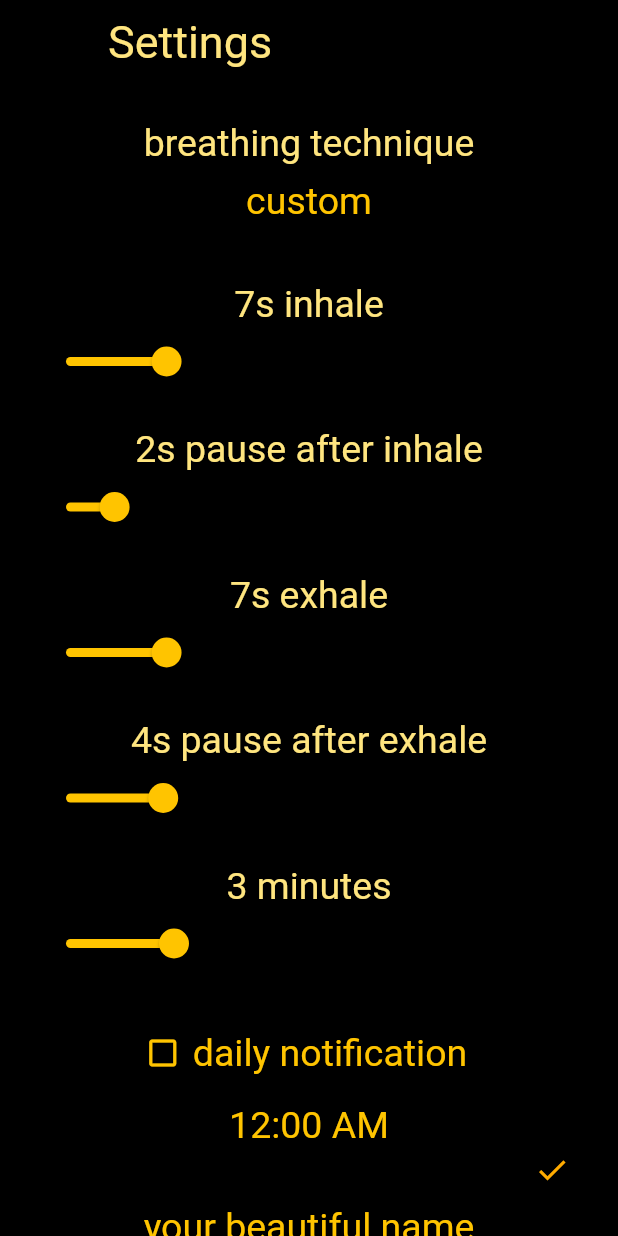
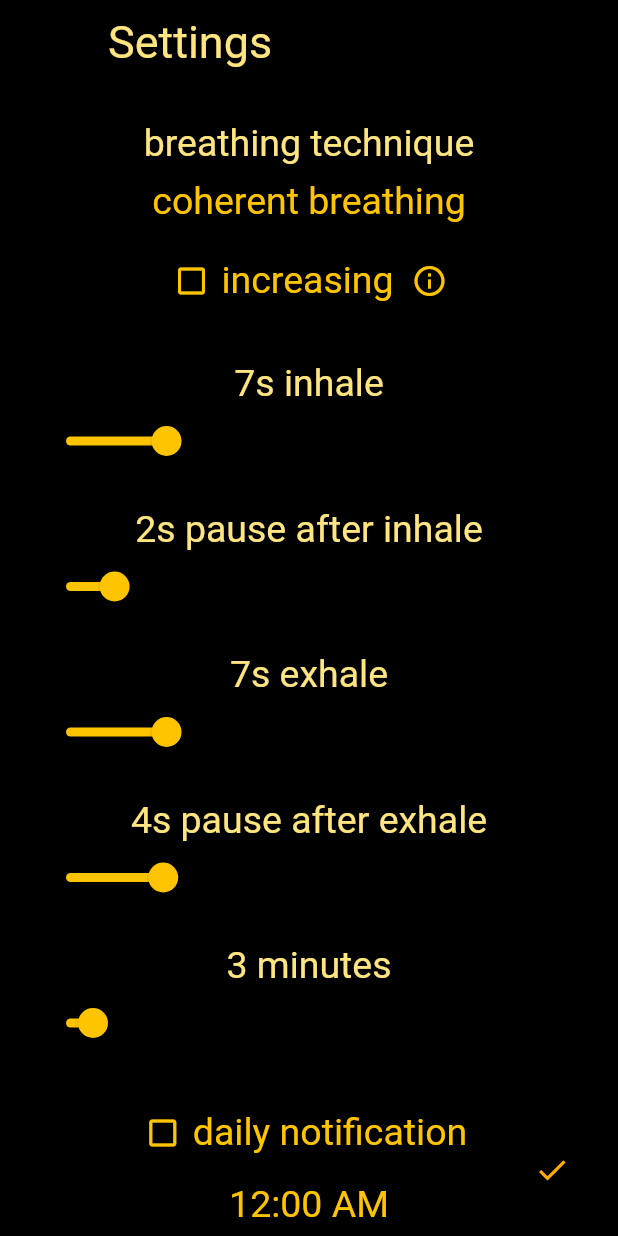
Before and after one commit to geekmiester/breathe, a Flutter app: the screen it shows after launch, after a tap on the "keyboard control" icon, on a phone screen of 412 x 824 dp. Run offline on Flutter 3.47's test engine with Material 2 defaults, Android fonts, the phone set to English and light mode, and no system bars; our stand-ins replace audioplayers, flushbar, flutter_local_notifications, shared_preferences.

Commit message:
add increasing breathe intervals ...
change default breathing interval
change selectable breathing time to 2-20 mins

```diff
--- a/lib/functions.dart
+++ b/lib/functions.dart
@@ -26,7 +26,8 @@ Future<void> load() async {
   inhaleSound = (settings.getString('inhaleSound') ?? 'inhale.mp3');
   inhaleSound = (settings.getString('exhaleSound') ?? 'exhale.mp3');
   circleImage = (settings.getString('circleImage') ?? 'assets/circle.jpg');
-  breathingTechnique = (settings.getInt('breathingTechnique') ?? 0);
+  breathingTechnique = (settings.getInt('breathingTechnique') ?? 3);
+  increasing = (settings.getBool('increasing') ?? false);
   notificationEnabled = (settings.getBool('notificationEnabled') ?? false);
   time = DateTime(0, 0, 0, (settings.getInt('notificationHour') ?? 0),
       (settings.getInt('notificationMinute') ?? 0));
@@ -34,6 +35,8 @@ Future<void> load() async {
   techniques[0]['exhaleTime'] = customExhaleTime;
   techniques[0]['inhalePause'] = customInhalePause;
   techniques[0]['exhalePause'] = customExhalePause;
+  if (duration == 1) duration = 2;
+  // for people updated from recent versions where duration = 1 was possible
 }
 
 Future<void> save() async {
@@ -56,6 +59,7 @@ Future<void> save() async {
   await settings.setString('exhaleSound', exhaleSound);
   await settings.setString('cirlceImage', circleImage);
   await settings.setInt('breathingTechnique', breathingTechnique);
+  await settings.setBool('increasing', increasing);
   await settings.setBool('notificationEnabled', notificationEnabled);
   await settings.setInt('notificationHour', time.hour);
   await settings.setInt('notificationMinute', time.minute);
--- a/lib/settings.dart
+++ b/lib/settings.dart
@@ -31,7 +31,12 @@ class SettingsState extends StatefulWidget {
 class _Settings extends State<SettingsState> {
   Color notificationButtonColor = secondaryColor;
 
+  Color increasingButtonColor = secondaryColor;
+
   Icon notificationButtonIcon =
+      Icon(Icons.check_box_outline_blank, color: secondaryColor);
+
+  Icon increasingButtonIcon =
       Icon(Icons.check_box_outline_blank, color: secondaryColor);
 
   void updateTime(TimeOfDay input) {
@@ -43,6 +48,7 @@ class _Settings extends State<SettingsState> {
   }
 
   void updateNotification(bool toggle) {
+    // (toggle) = when state is changed by user
     if (((!toggle) && (notificationEnabled)) ||
         ((toggle) && (!notificationEnabled))) {
       notificationEnabled = true;
@@ -56,6 +62,23 @@ class _Settings extends State<SettingsState> {
       notificationButtonColor = secondaryColor;
       notificationButtonIcon =
           Icon(Icons.check_box_outline_blank, color: notificationButtonColor);
+    }
+    save();
+    setState(() {});
+  }
+
+  void updateIncreaseButton(bool toggle) {
+    // (toggle) = when state is changed by user
+    if (((!toggle) && (increasing)) || ((toggle) && (!increasing))) {
+      increasing = true;
+      increasingButtonColor = textColor;
+      increasingButtonIcon =
+          Icon(Icons.check_box, color: increasingButtonColor);
+    } else {
+      increasing = false;
+      increasingButtonColor = secondaryColor;
+      increasingButtonIcon =
+          Icon(Icons.check_box_outline_blank, color: increasingButtonColor);
     }
     save();
     setState(() {});
@@ -127,6 +150,7 @@ class _Settings extends State<SettingsState> {
   Widget build(BuildContext context) {
     resetCircle();
     updateNotification(false);
+    updateIncreaseButton(false);
     return Theme(
       data: Theme.of(context).copyWith(
         primaryColor: Colors.black,
@@ -158,6 +182,48 @@ class _Settings extends State<SettingsState> {
                       fontSize: fontSize,
                       fontWeight: fontWeight,
                       color: secondaryColor)),
+            ),
+            Padding(padding: EdgeInsets.only(top: 5)),
+            FlatButton.icon(
+              shape: RoundedRectangleBorder(
+                  borderRadius: BorderRadius.circular(25)),
+              onPressed: () {
+                updateIncreaseButton(true);
+              },
+              icon: increasingButtonIcon,
+              label: Row(
+                children: <Widget>[
+                  Text(
+                    'increasing',
+                    textAlign: TextAlign.center,
+                    style: TextStyle(
+                        fontSize: fontSize,
+                        fontWeight: fontWeight,
+                        color: increasingButtonColor),
+                  ),
+                  Container(
+                    width: 30,
+                    child: FlatButton(
+                      padding: EdgeInsets.only(left: 12),
+                      onPressed: () {
+                        showDialog(
+                            context: context,
+                            builder: (BuildContext context) => AlertDialog(
+                                backgroundColor: Colors.black,
+                                content: Container(
+                                    child: Text(
+                                        'while breathing, on every new inhale the rhythm will get slightly longer',
+                                        style: TextStyle(
+                                            fontSize: fontSize,
+                                            fontWeight: fontWeight,
+                                            color: secondaryColor)))));
+                      },
+                      child: Icon(Icons.info_outline,
+                          color: increasingButtonColor),
+                    ),
+                  )
+                ],
+              ),
             ),
             Padding(padding: EdgeInsets.only(top: 30)),
             Text(inhaleTime.toString() + 's ' + 'inhale',
@@ -238,8 +304,8 @@ class _Settings extends State<SettingsState> {
                 activeColor: secondaryColor,
                 inactiveColor: Colors.black,
                 value: duration.toDouble(),
-                min: 1,
-                max: 10,
+                min: 2,
+                max: 20,
                 onChanged: (double newValue) {
                   setState(() {
                     duration = newValue.toInt();
--- a/lib/variables.dart
+++ b/lib/variables.dart
@@ -30,7 +30,11 @@ DateTime time = DateTime.now();
 
 bool notificationEnabled = false;
 
-int breathingTechnique = 0;
+bool increasing = false;
+
+double increaseFactor = 0.05;
+
+int breathingTechnique = 3;
 
 int starts = 0;
 int duration = 3;
```
Also changed, not shown: lib/breathe.dart (+19 -4 lines). Lines whose indentation alone changed are shown as unchanged.
